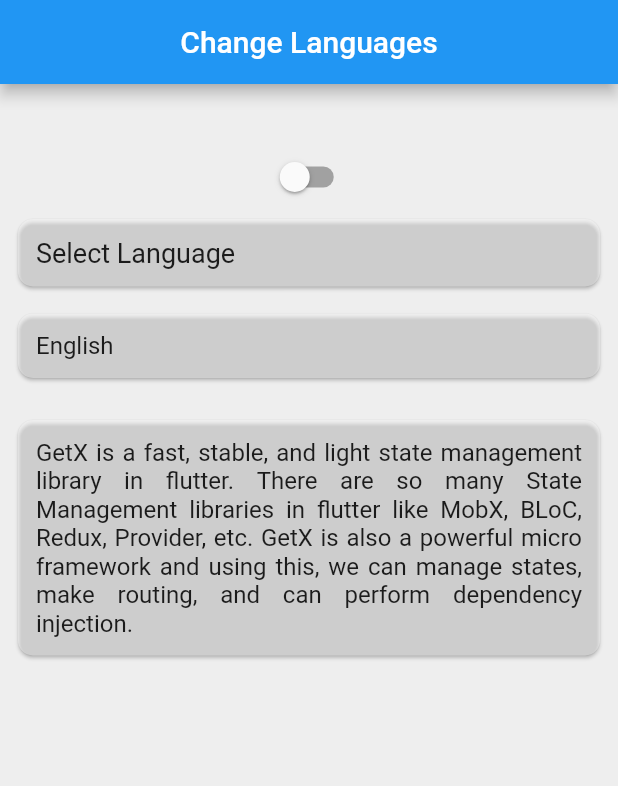
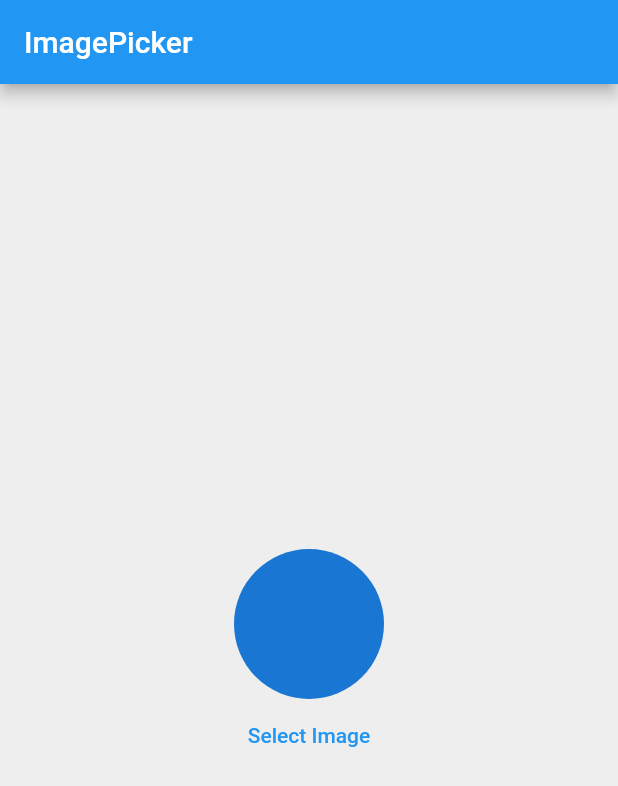
Before and after one commit to NamanGajera/flutter_getx, a Flutter app: the screen it shows after launch, on a phone screen of 412 x 824 dp. Shown: the top 786 px of the screen. Run offline on Flutter 3.47's test engine with Material 2 defaults, Android fonts, the phone set to English and light mode, and no system bars; our stand-ins replace get, image_picker.

Commit message:
image picker

```diff
--- /dev/null
+++ b/lib/ImageController.dart
@@ -0,0 +1,13 @@
+import 'package:get/get.dart';
+import 'package:image_picker/image_picker.dart';
+
+class ImageController extends GetxController {
+  RxString imagepath = ''.obs;
+  Future getimage() async {
+    final ImagePicker picker = ImagePicker();
+    final image = await picker.pickImage(source: ImageSource.gallery);
+    if (image != null) {
+      imagepath.value = image.path.toString();
+    }
+  }
+}
--- /dev/null
+++ b/lib/ImagePick.dart
@@ -0,0 +1,41 @@
+import 'dart:io';
+
+import 'package:flutter/material.dart';
+import 'package:flutter_getx/ImageController.dart';
+import 'package:get/get.dart';
+
+class ImagePick extends StatelessWidget {
+  const ImagePick({super.key});
+
+  @override
+  Widget build(BuildContext context) {
+    ImageController imagecontroller = Get.put(ImageController());
+    return Scaffold(
+      appBar: AppBar(
+        title: Text('ImagePicker'),
+      ),
+      body: Obx(
+        () => Column(
+          mainAxisAlignment: MainAxisAlignment.center,
+          crossAxisAlignment: CrossAxisAlignment.center,
+          children: [
+            Center(
+              child: CircleAvatar(
+                radius: 50,
+                backgroundImage: imagecontroller.imagepath.isNotEmpty
+                    ? FileImage(File(imagecontroller.imagepath.toString()))
+                    : null,
+              ),
+            ),
+            TextButton(
+              onPressed: () {
+                imagecontroller.getimage();
+              },
+              child: Text('Select Image'),
+            ),
+          ],
+        ),
+      ),
+    );
+  }
+}
--- a/lib/changelanguages.dart
+++ b/lib/changelanguages.dart
@@ -14,7 +14,8 @@ class ChangeLan extends StatelessWidget {
         title: Text('title'.tr),
         centerTitle: true,
       ),
-      body: Padding(
+      body: SingleChildScrollView(
+        child: Padding(
           padding: const EdgeInsets.all(8.0),
           child: Column(
             crossAxisAlignment: CrossAxisAlignment.stretch,
@@ -120,6 +121,7 @@ class ChangeLan extends StatelessWidget {
             ],
           ),
         ),
+      ),
     );
   }
 }
--- a/lib/main.dart
+++ b/lib/main.dart
@@ -1,12 +1,12 @@
 // ignore_for_file: camel_case_types
 
 import 'package:flutter/material.dart';
+import 'package:flutter_getx/ImagePick.dart';
 import 'package:flutter_getx/changelanguages.dart';
 import 'package:flutter_getx/controller.dart';
 import 'package:flutter_getx/homescreen.dart';
 import 'package:flutter_getx/languages.dart';
 import 'package:get/get.dart';
-import 'package:get/get_navigation/src/root/get_material_app.dart';
 
 void main() {
   runApp(const flutter_getx());
@@ -36,7 +36,7 @@ class flutter_getx extends StatelessWidget {
           ),
           themeMode:
               controller.darkmode.value ? ThemeMode.dark : ThemeMode.light,
-          home: const ChangeLan(),
+          home: const ImagePick(),
         ));
   }
 }
--- a/pubspec.yaml
+++ b/pubspec.yaml
@@ -36,6 +36,7 @@ dependencies:
   # Use with the CupertinoIcons class for iOS style icons.
   cupertino_icons: ^1.0.2
   get: ^4.6.6
+  image_picker: ^1.0.4
 
 dev_dependencies:
   flutter_test:
```
Also changed, not shown: pubspec.lock, 6 other files. Lines whose indentation alone changed are shown as unchanged.
